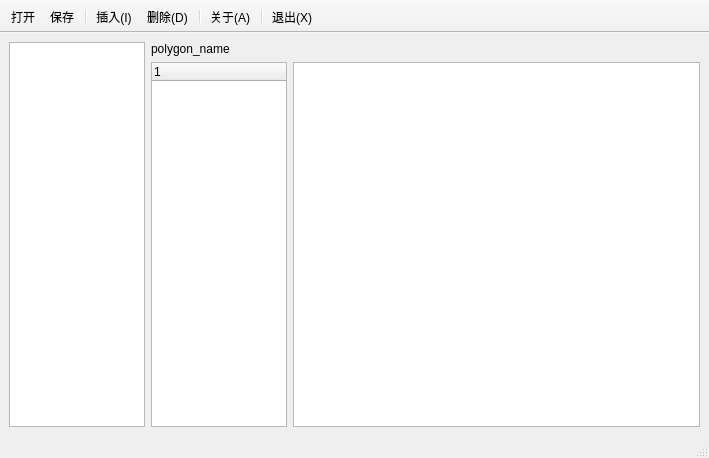
Above: Form.ui from bssthu/L5MapEditor before the change. Below: the same form after it.
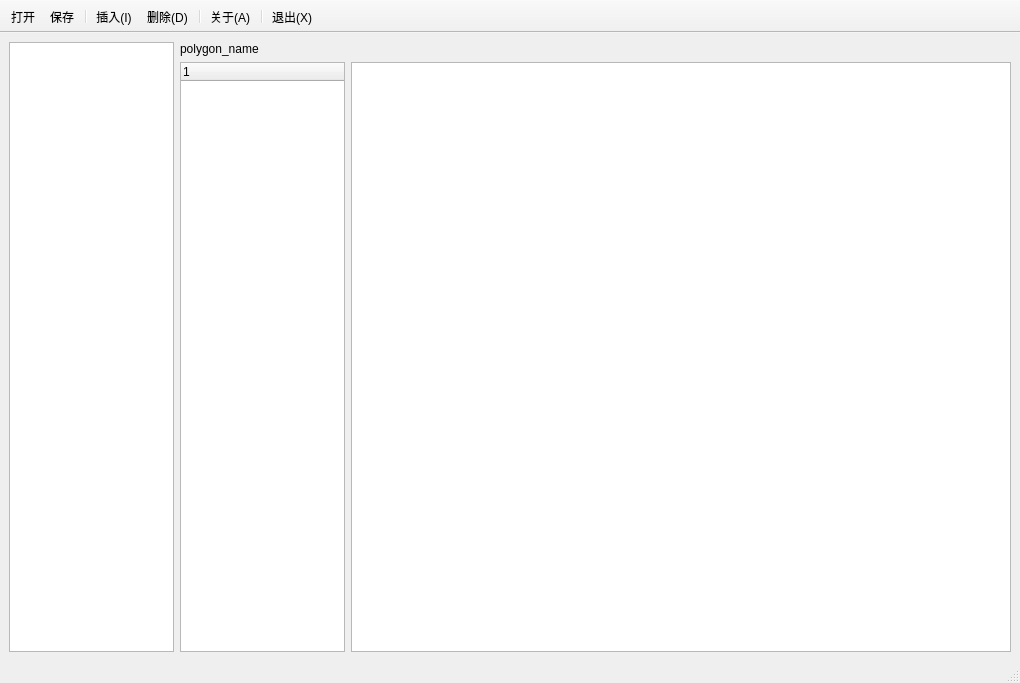
That is the form after the change. Icons and pictures are not drawn.

```diff
--- a/Form.ui
+++ b/Form.ui
@@ -6,8 +6,8 @@
    <rect>
     <x>0</x>
     <y>0</y>
-    <width>709</width>
-    <height>458</height>
+    <width>1020</width>
+    <height>683</height>
    </rect>
   </property>
   <property name="font">
@@ -40,7 +40,7 @@
      <widget class="QGraphicsView" name="graphicsView">
       <property name="sizePolicy">
        <sizepolicy hsizetype="Expanding" vsizetype="Expanding">
-        <horstretch>3</horstretch>
+        <horstretch>4</horstretch>
         <verstretch>3</verstretch>
        </sizepolicy>
       </property>
```
Left out of the diff: 2 changed lines with no effect on the pictures.
